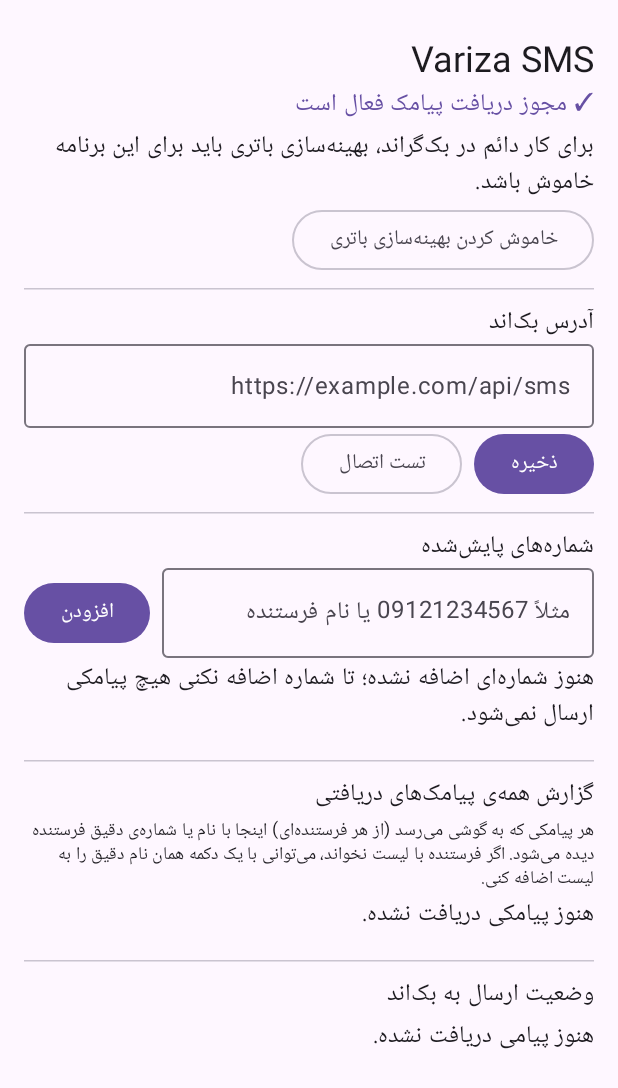
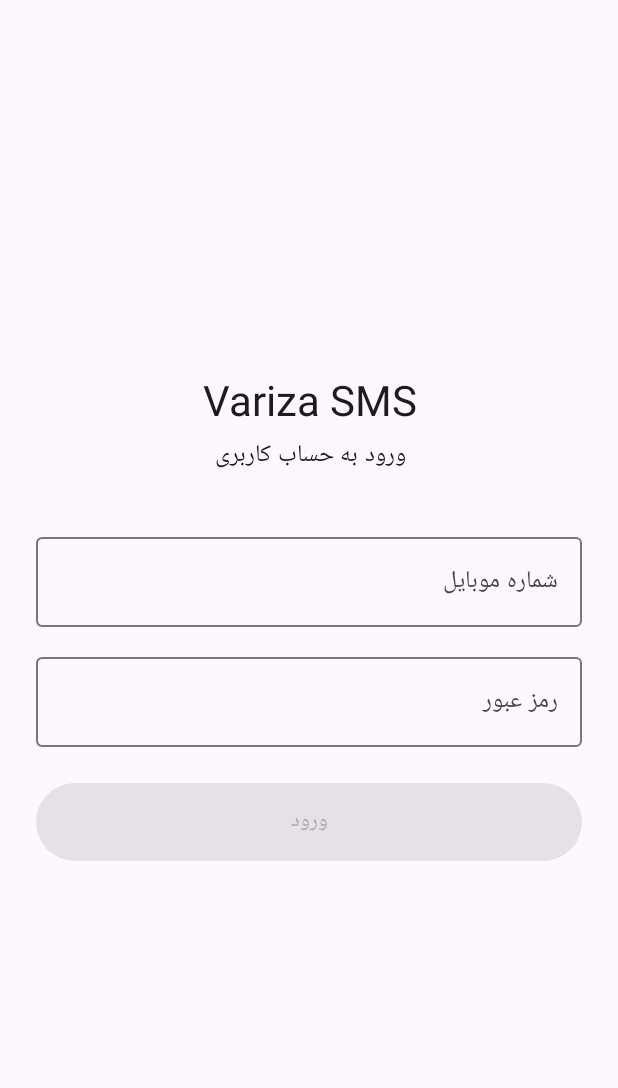
Before and after one commit to ongold-com/variza_android, an Android app built with Jetpack Compose: the screen it shows after launch (MainActivity), on a phone screen of 412 x 824 dp. Shown: the top 1088 px of the screen. Run offline under Robolectric (Android 15) with nearby library versions, the phone set to English and light mode, and no system bars.

Commit message:
Add login/logout with persistent device token, new backend endpoints and result check
Co-Authored-By: Claude Sonnet 5.5 <noreply@anthropic.com>
Claude-Session: https://claude.ai/code/session_01WJkSg6FRaHhvWfr1Wucpa4

```diff
--- a/app/build.gradle.kts
+++ b/app/build.gradle.kts
@@ -54,8 +54,8 @@ android {
         applicationId = "com.variza.smsforwarder"
         minSdk = 24
         targetSdk = 35
-        versionCode = 2
-        versionName = "1.0.1"
+        versionCode = 3
+        versionName = "2.0.0"
 
         buildConfigField("String", "API_KEY", quote(envOrDotEnv("API_KEY")))
         buildConfigField("String", "API_KEY_HEADER", quote(envOrDotEnv("API_KEY_HEADER", "X-API-Key")))
--- a/app/src/main/java/com/variza/smsforwarder/BootReceiver.kt
+++ b/app/src/main/java/com/variza/smsforwarder/BootReceiver.kt
@@ -8,7 +8,7 @@ import android.content.Intent
 class BootReceiver : BroadcastReceiver() {
     override fun onReceive(context: Context, intent: Intent) {
         try {
-            ForwarderService.start(context)
+            if (com.variza.smsforwarder.data.Settings(context).isLoggedIn) ForwarderService.start(context)
         } catch (_: Exception) {
         }
     }
--- a/app/src/main/java/com/variza/smsforwarder/SmsReceiver.kt
+++ b/app/src/main/java/com/variza/smsforwarder/SmsReceiver.kt
@@ -17,6 +17,7 @@ class SmsReceiver : BroadcastReceiver() {
         if (parts.isEmpty()) return
 
         val settings = Settings(context)
+        if (!settings.isLoggedIn) return
         val numbers = settings.numbers()
 
         val subId = intent.getIntExtra("subscription", -1)
--- a/app/src/main/java/com/variza/smsforwarder/data/MessageStore.kt
+++ b/app/src/main/java/com/variza/smsforwarder/data/MessageStore.kt
@@ -116,6 +116,12 @@ class MessageStore private constructor(context: Context) :
     }
 
     @Synchronized
+    fun clearAll() {
+        writableDatabase.execSQL("DELETE FROM messages")
+        writableDatabase.execSQL("DELETE FROM incoming")
+    }
+
+    @Synchronized
     fun pending(): List<SmsRecord> = query("status = 'PENDING'", "id ASC", null)
 
     @Synchronized
--- a/app/src/main/java/com/variza/smsforwarder/data/Settings.kt
+++ b/app/src/main/java/com/variza/smsforwarder/data/Settings.kt
@@ -8,9 +8,25 @@ class Settings(context: Context) {
     private val prefs = context.applicationContext
         .getSharedPreferences("settings", Context.MODE_PRIVATE)
 
-    var backendUrl: String
-        get() = prefs.getString("backend_url", "") ?: ""
-        set(v) = prefs.edit().putString("backend_url", v.trim()).apply()
+    // ---- Login session (kept permanently until logout) ----
+    val deviceToken: String get() = prefs.getString("device_token", "") ?: ""
+    val userName: String get() = prefs.getString("user_name", "") ?: ""
+    val userPhone: String get() = prefs.getString("user_phone", "") ?: ""
+    val isLoggedIn: Boolean get() = deviceToken.isNotBlank()
+
+    fun saveLogin(token: String, deviceId: Long, fullName: String, phone: String) {
+        prefs.edit()
+            .putString("device_token", token)
+            .putLong("device_id", deviceId)
+            .putString("user_name", fullName)
+            .putString("user_phone", phone)
+            .apply()
+    }
+
+    /** Logout: wipes the session and the number list. */
+    fun clearAll() {
+        prefs.edit().clear().commit()
+    }
 
     fun numbers(): List<String> {
         val raw = prefs.getString("numbers", "[]") ?: "[]"
--- a/app/src/main/java/com/variza/smsforwarder/ui/MainActivity.kt
+++ b/app/src/main/java/com/variza/smsforwarder/ui/MainActivity.kt
@@ -1,6 +1,8 @@
 package com.variza.smsforwarder.ui
 
 import android.Manifest
+import android.app.NotificationManager
+import android.content.Context
 import android.content.Intent
 import android.content.pm.PackageManager
 import android.net.Uri
@@ -22,8 +24,10 @@ import androidx.compose.foundation.layout.height
 import androidx.compose.foundation.layout.padding
 import androidx.compose.foundation.lazy.LazyColumn
 import androidx.compose.foundation.lazy.items
+import androidx.compose.foundation.text.KeyboardOptions
 import androidx.compose.material.icons.Icons
 import androidx.compose.material.icons.filled.Delete
+import androidx.compose.material3.AlertDialog
 import androidx.compose.material3.Button
 import androidx.compose.material3.Card
 import androidx.compose.material3.HorizontalDivider
@@ -34,16 +38,21 @@ import androidx.compose.material3.OutlinedButton
 import androidx.compose.material3.OutlinedTextField
 import androidx.compose.material3.Surface
 import androidx.compose.material3.Text
+import androidx.compose.material3.TextButton
 import androidx.compose.runtime.Composable
 import androidx.compose.runtime.CompositionLocalProvider
 import androidx.compose.runtime.LaunchedEffect
 import androidx.compose.runtime.getValue
 import androidx.compose.runtime.mutableStateOf
 import androidx.compose.runtime.remember
+import androidx.compose.runtime.rememberCoroutineScope
 import androidx.compose.runtime.setValue
+import androidx.compose.ui.Alignment
 import androidx.compose.ui.Modifier
 import androidx.compose.ui.platform.LocalContext
 import androidx.compose.ui.platform.LocalLayoutDirection
+import androidx.compose.ui.text.input.KeyboardType
+import androidx.compose.ui.text.input.PasswordVisualTransformation
 import androidx.compose.ui.text.style.TextOverflow
 import androidx.compose.ui.unit.LayoutDirection
 import androidx.compose.ui.unit.dp
@@ -53,11 +62,13 @@ import com.variza.smsforwarder.data.MessageStore
 import com.variza.smsforwarder.data.Settings
 import com.variza.smsforwarder.data.SmsRecord
 import com.variza.smsforwarder.net.Sender
+import com.variza.smsforwarder.util.PhoneMatch
 import java.text.SimpleDateFormat
 import java.util.Date
 import java.util.Locale
 import kotlinx.coroutines.Dispatchers
 import kotlinx.coroutines.delay
+import kotlinx.coroutines.launch
 import kotlinx.coroutines.withContext
 
 class MainActivity : ComponentActivity() {
@@ -67,36 +78,114 @@ class MainActivity : ComponentActivity() {
         setContent {
             MaterialTheme {
                 CompositionLocalProvider(LocalLayoutDirection provides LayoutDirection.Rtl) {
-                    Surface(modifier = Modifier.fillMaxSize()) { MainScreen() }
+                    Surface(modifier = Modifier.fillMaxSize()) { App() }
                 }
             }
         }
     }
 }
 
-private fun hasSmsPermission(ctx: android.content.Context) =
+/** Shows the login page until a device token is stored, then the main page. */
+@Composable
+private fun App() {
+    val ctx = LocalContext.current
+    val settings = remember { Settings(ctx) }
+    var loggedIn by remember { mutableStateOf(settings.isLoggedIn) }
+    if (loggedIn) {
+        MainScreen(onLogout = { loggedIn = false })
+    } else {
+        LoginScreen(onLoggedIn = { loggedIn = true })
+    }
+}
+
+@Composable
+private fun LoginScreen(onLoggedIn: () -> Unit) {
+    val ctx = LocalContext.current
+    val settings = remember { Settings(ctx) }
+    val scope = rememberCoroutineScope()
+    var phone by remember { mutableStateOf("") }
+    var password by remember { mutableStateOf("") }
+    var error by remember { mutableStateOf("") }
+    var loading by remember { mutableStateOf(false) }
+
+    Column(
+        modifier = Modifier.fillMaxSize().padding(24.dp),
+        verticalArrangement = Arrangement.Center,
+        horizontalAlignment = Alignment.CenterHorizontally,
+    ) {
+        Text("Variza SMS", style = MaterialTheme.typography.headlineMedium)
+        Spacer(Modifier.height(4.dp))
+        Text("ورود به حساب کاربری", style = MaterialTheme.typography.bodyLarge)
+        Spacer(Modifier.height(32.dp))
+
+        OutlinedTextField(
+            value = phone,
+            onValueChange = { phone = it },
+            modifier = Modifier.fillMaxWidth(),
+            singleLine = true,
+            label = { Text("شماره موبایل") },
+            placeholder = { Text("09123456789") },
+            keyboardOptions = KeyboardOptions(keyboardType = KeyboardType.Phone),
+        )
+        Spacer(Modifier.height(12.dp))
+        OutlinedTextField(
+            value = password,
+            onValueChange = { password = it },
+            modifier = Modifier.fillMaxWidth(),
+            singleLine = true,
+            label = { Text("رمز عبور") },
+            visualTransformation = PasswordVisualTransformation(),
+            keyboardOptions = KeyboardOptions(keyboardType = KeyboardType.Password),
+        )
+        if (error.isNotEmpty()) {
+            Spacer(Modifier.height(12.dp))
+            Text(error, color = MaterialTheme.colorScheme.error)
+        }
+        Spacer(Modifier.height(24.dp))
+        Button(
+            modifier = Modifier.fillMaxWidth().height(52.dp),
+            enabled = !loading && phone.isNotBlank() && password.isNotEmpty(),
+            onClick = {
+                loading = true
+                error = ""
+                scope.launch {
+                    val id = PhoneMatch.digits(phone).ifEmpty { phone.trim() }
+                    val r = withContext(Dispatchers.IO) { Sender.login(id, password) }
+                    if (r.ok) {
+                        settings.saveLogin(r.deviceToken, r.deviceId, r.fullName, r.phone)
+                        ForwarderService.start(ctx)
+                        onLoggedIn()
+                    } else {
+                        error = "ورود ناموفق: ${r.message}"
+                    }
+                    loading = false
+                }
+            },
+        ) { Text(if (loading) "در حال ورود..." else "ورود") }
+    }
+}
+
+private fun hasSmsPermission(ctx: Context) =
     ctx.checkSelfPermission(Manifest.permission.RECEIVE_SMS) == PackageManager.PERMISSION_GRANTED
 
-private fun ignoringBattery(ctx: android.content.Context): Boolean {
-    val pm = ctx.getSystemService(android.content.Context.POWER_SERVICE) as PowerManager
+private fun ignoringBattery(ctx: Context): Boolean {
+    val pm = ctx.getSystemService(Context.POWER_SERVICE) as PowerManager
     return pm.isIgnoringBatteryOptimizations(ctx.packageName)
 }
 
 @Composable
-private fun MainScreen() {
+private fun MainScreen(onLogout: () -> Unit) {
     val ctx = LocalContext.current
     val settings = remember { Settings(ctx) }
     val store = remember { MessageStore.get(ctx) }
 
-    var url by remember { mutableStateOf(settings.backendUrl) }
     var newNumber by remember { mutableStateOf("") }
     var numbers by remember { mutableStateOf(settings.numbers()) }
-    var info by remember { mutableStateOf("") }
-    var testing by remember { mutableStateOf(false) }
     var log by remember { mutableStateOf<List<SmsRecord>>(emptyList()) }
     var incoming by remember { mutableStateOf<List<IncomingRecord>>(emptyList()) }
     var smsOk by remember { mutableStateOf(hasSmsPermission(ctx)) }
     var batteryOk by remember { mutableStateOf(ignoringBattery(ctx)) }
+    var confirmLogout by remember { mutableStateOf(false) }
 
     val permLauncher = rememberLauncherForActivityResult(
         ActivityResultContracts.RequestMultiplePermissions()
@@ -105,14 +194,14 @@ private fun MainScreen() {
         ForwarderService.start(ctx)
     }
 
-    // Ask for permissions and start the service on first open
+    // Ask for permissions and start the service on open
     LaunchedEffect(Unit) {
         val needed = mutableListOf(Manifest.permission.RECEIVE_SMS)
         if (Build.VERSION.SDK_INT >= 33) needed.add(Manifest.permission.POST_NOTIFICATIONS)
         permLauncher.launch(needed.toTypedArray())
     }
 
-    // Refresh the log and the permission state every 2 seconds
+    // Refresh the logs and the permission state every 2 seconds
     LaunchedEffect(Unit) {
         while (true) {
             log = withContext(Dispatchers.IO) { store.recent(50) }
@@ -123,13 +212,45 @@ private fun MainScreen() {
         }
     }
 
+    if (confirmLogout) {
+        AlertDialog(
+            onDismissRequest = { confirmLogout = false },
+            title = { Text("خروج از حساب") },
+            text = { Text("حساب کاربری، لیست شماره‌ها و همه‌ی لاگ‌های ذخیره‌شده روی گوشی پاک می‌شود و دوباره باید وارد شوی.") },
+            confirmButton = {
+                TextButton(onClick = {
+                    confirmLogout = false
+                    ForwarderService.stop(ctx)
+                    settings.clearAll()
+                    store.clearAll()
+                    ctx.getSystemService(NotificationManager::class.java).cancelAll()
+                    onLogout()
+                }) { Text("خروج", color = MaterialTheme.colorScheme.error) }
+            },
+            dismissButton = { TextButton(onClick = { confirmLogout = false }) { Text("انصراف") } },
+        )
+    }
+
     LazyColumn(
         modifier = Modifier.fillMaxSize().padding(horizontal = 16.dp),
         verticalArrangement = Arrangement.spacedBy(8.dp),
     ) {
         item {
-            Spacer(Modifier.height(24.dp))
-            Text("Variza SMS", style = MaterialTheme.typography.headlineSmall)
+            Spacer(Modifier.height(16.dp))
+            // Header with logout button
+            Row(
+                modifier = Modifier.fillMaxWidth(),
+                verticalAlignment = Alignment.CenterVertically,
+                horizontalArrangement = Arrangement.SpaceBetween,
+            ) {
+                Column {
+                    Text("Variza SMS", style = MaterialTheme.typography.headlineSmall)
+                    val who = settings.userName.ifBlank { settings.userPhone }
+                    if (who.isNotBlank()) Text(who, style = MaterialTheme.typography.bodySmall)
+                }
+                OutlinedButton(onClick = { confirmLogout = true }) { Text("خروج") }
+            }
+            Spacer(Modifier.height(8.dp))
             Text(
                 if (smsOk) "✓ مجوز دریافت پیامک فعال است" else "✗ مجوز پیامک داده نشده",
                 color = if (smsOk) MaterialTheme.colorScheme.primary else MaterialTheme.colorScheme.error,
@@ -156,34 +277,9 @@ private fun MainScreen() {
             }
             HorizontalDivider(Modifier.padding(vertical = 8.dp))
 
-            Text("آدرس بک‌اند", style = MaterialTheme.typography.titleMedium)
-            OutlinedTextField(
-                value = url,
-                onValueChange = { url = it },
-                modifier = Modifier.fillMaxWidth(),
-                singleLine = true,
-                placeholder = { Text("https://example.com/api/sms") },
-            )
-            Row(horizontalArrangement = Arrangement.spacedBy(8.dp)) {
-                Button(onClick = {
-                    settings.backendUrl = url
-                    info = "آدرس ذخیره شد"
-                }) { Text("ذخیره") }
-                OutlinedButton(
-                    enabled = !testing,
-                    onClick = {
-                        settings.backendUrl = url
-                        testing = true
-                        info = "در حال ارسال پیام تست..."
-                    },
-                ) { Text(if (testing) "..." else "تست اتصال") }
-            }
-            if (info.isNotEmpty()) Text(info)
-            HorizontalDivider(Modifier.padding(vertical = 8.dp))
-
             Text("شماره‌های پایش‌شده", style = MaterialTheme.typography.titleMedium)
             Row(
-                verticalAlignment = androidx.compose.ui.Alignment.CenterVertically,
+                verticalAlignment = Alignment.CenterVertically,
                 horizontalArrangement = Arrangement.spacedBy(8.dp),
             ) {
                 OutlinedTextField(
@@ -207,7 +303,7 @@ private fun MainScreen() {
             Card(modifier = Modifier.fillMaxWidth()) {
                 Row(
                     modifier = Modifier.fillMaxWidth().padding(start = 16.dp, end = 4.dp),
-                    verticalAlignment = androidx.compose.ui.Alignment.CenterVertically,
+                    verticalAlignment = Alignment.CenterVertically,
                     horizontalArrangement = Arrangement.SpaceBetween,
                 ) {
                     Text(n)
@@ -239,22 +335,12 @@ private fun MainScreen() {
         item {
             HorizontalDivider(Modifier.padding(vertical = 8.dp))
             Text("وضعیت ارسال به بک‌اند", style = MaterialTheme.typography.titleMedium)
-            if (log.isEmpty()) Text("هنوز پیامی دریافت نشده.")
+            if (log.isEmpty()) Text("هنوز پیامی ارسال نشده.")
         }
 
         items(log) { m -> LogRow(m) }
 
         item { Spacer(Modifier.height(24.dp)) }
-    }
-
-    // Run the connection test off the main thread
-    LaunchedEffect(testing) {
-        if (testing) {
-            val json = Sender.buildJson("TEST", "پیام تست از اپ Variza SMS", System.currentTimeMillis(), -1, -1)
-            val r = withContext(Dispatchers.IO) { Sender.send(settings.backendUrl, json) }
-            info = if (r.ok) "✓ تست موفق بود (${r.message})" else "✗ تست ناموفق: ${r.message}"
-            testing = false
-        }
     }
 }
 
```
Also changed, not shown: app/src/main/java/com/variza/smsforwarder/ForwarderService.kt (+14 -3 lines), app/src/main/java/com/variza/smsforwarder/net/Sender.kt (+97 -20 lines), app/src/main/java/com/variza/smsforwarder/util/Notifier.kt (+9 -2 lines), 5 other files.
